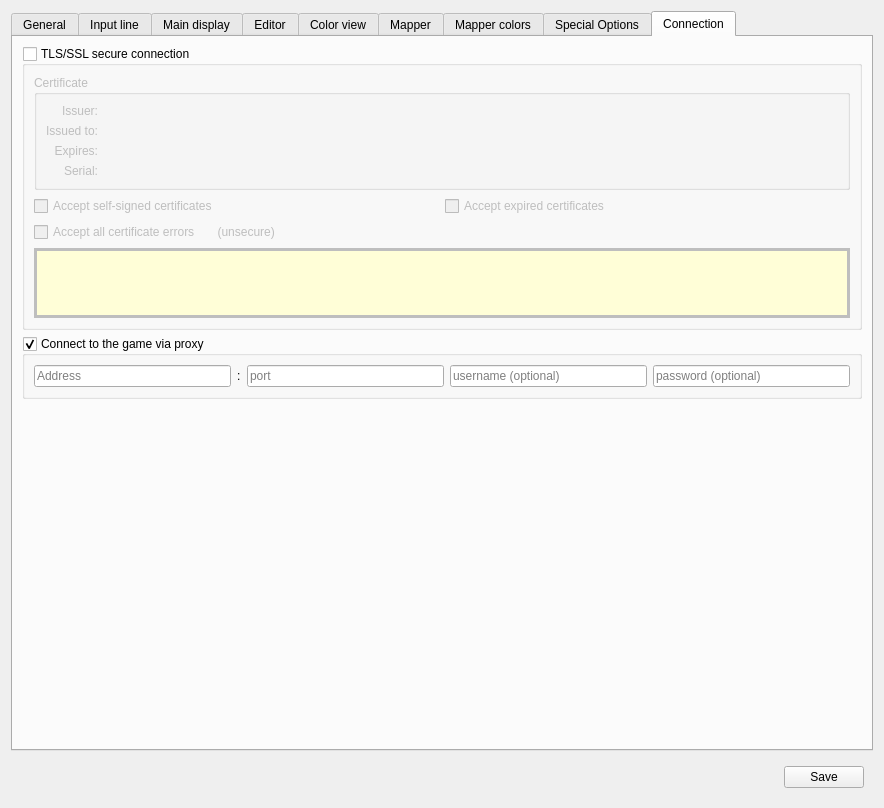
Qt form src/ui/profile_preferences.ui (Mudlet/Mudlet) before a commit.
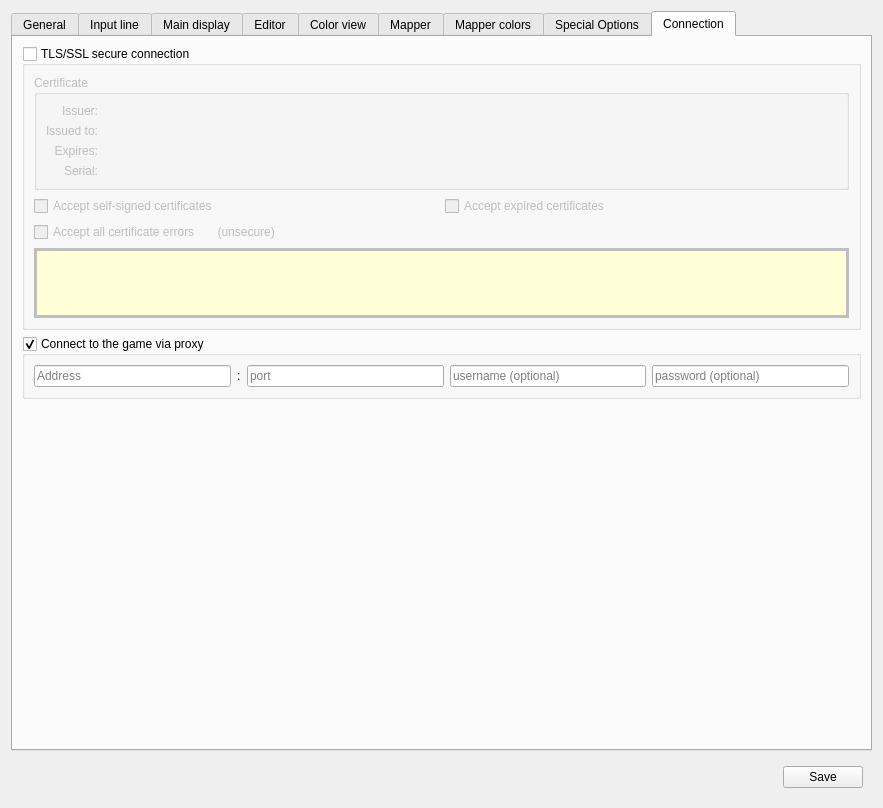
The same form after that commit. The open tabs and pages were chosen to show the change. Icons and pictures are not drawn. Custom widgets are drawn as their Qt base class.

Commit message: Remove colorroles

Patch:
```diff
--- a/src/ui/profile_preferences.ui
+++ b/src/ui/profile_preferences.ui
@@ -6,7 +6,7 @@
    <rect>
     <x>0</x>
     <y>0</y>
-    <width>884</width>
+    <width>883</width>
     <height>808</height>
    </rect>
   </property>
@@ -4583,15 +4583,6 @@
                     </color>
                    </brush>
                   </colorrole>
-                  <colorrole role="PlaceholderText">
-                   <brush brushstyle="NoBrush">
-                    <color alpha="128">
-                     <red>0</red>
-                     <green>0</green>
-                     <blue>0</blue>
-                    </color>
-                   </brush>
-                  </colorrole>
                  </active>
                  <inactive>
                   <colorrole role="WindowText">
@@ -4729,15 +4720,6 @@
                     </color>
                    </brush>
                   </colorrole>
-                  <colorrole role="PlaceholderText">
-                   <brush brushstyle="NoBrush">
-                    <color alpha="128">
-                     <red>0</red>
-                     <green>0</green>
-                     <blue>0</blue>
-                    </color>
-                   </brush>
-                  </colorrole>
                  </inactive>
                  <disabled>
                   <colorrole role="WindowText">
@@ -4875,15 +4857,6 @@
                     </color>
                    </brush>
                   </colorrole>
-                  <colorrole role="PlaceholderText">
-                   <brush brushstyle="NoBrush">
-                    <color alpha="128">
-                     <red>0</red>
-                     <green>0</green>
-                     <blue>0</blue>
-                    </color>
-                   </brush>
-                  </colorrole>
                  </disabled>
                 </palette>
                </property>
```
Left out of the diff: 83 changed lines with no effect on the pictures.
